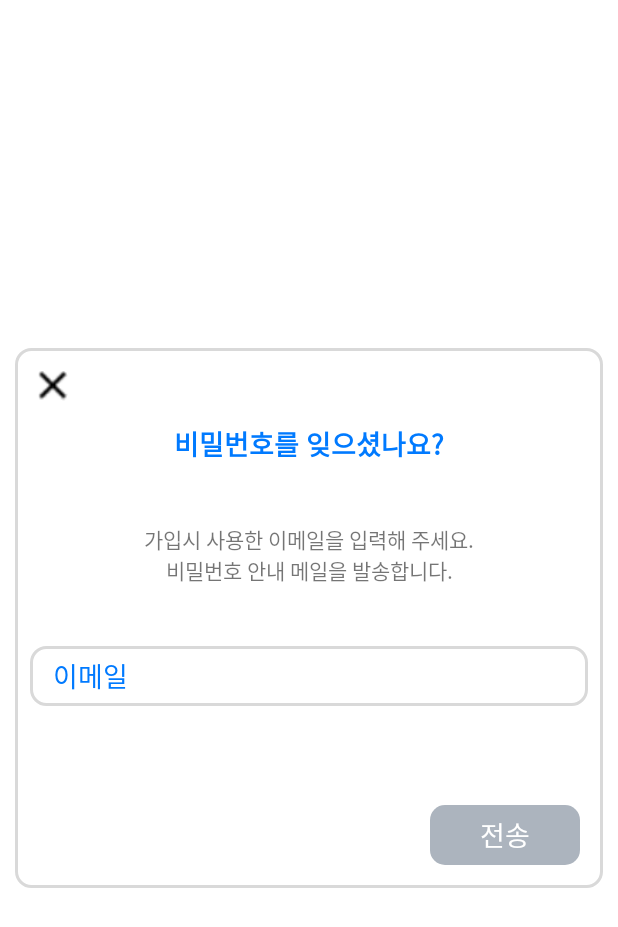
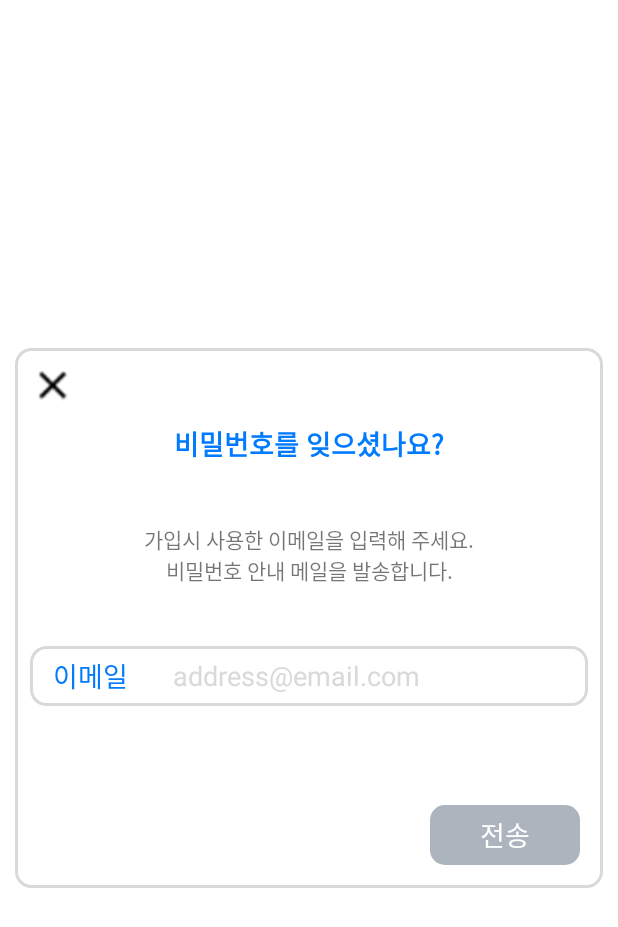
Before and after one commit to bqlab/osp-vestband, an Android app: the LoginActivity screen opened directly, with no data from a screen before it, after a tap on "비밀번호 찾기", on a phone screen of 412 x 824 dp. Shown: the top 927 px of the screen. Run offline under Robolectric (Android 15) with nearby library versions, the phone set to English and light mode, and no system bars.

Commit message:
Pwsearch done

```diff
--- a/app/build.gradle
+++ b/app/build.gradle
@@ -4,7 +4,7 @@ android {
     compileSdkVersion 28
     defaultConfig {
         applicationId "app.bqlab.vestband"
-        minSdkVersion 21
+        minSdkVersion 26
         targetSdkVersion 28
         versionCode 1
         versionName "1.0"
--- a/app/src/main/res/layout/layout_pwsearch.xml
+++ b/app/src/main/res/layout/layout_pwsearch.xml
@@ -11,6 +11,7 @@
     tools:context=".PwsearchLayout">
 
     <Button
+        android:id="@+id/pwsearch_close"
         android:layout_width="20dp"
         android:layout_height="20dp"
         android:layout_alignParentStart="true"
@@ -54,7 +55,7 @@
         android:orientation="horizontal">
 
         <TextView
-            android:layout_width="125dp"
+            android:layout_width="wrap_content"
             android:layout_height="wrap_content"
             android:paddingLeft="15dp"
             android:paddingRight="30dp"
@@ -64,13 +65,10 @@
             tools:ignore="RtlHardcoded" />
 
         <EditText
-            android:id="@+id/pwsearch_hint"
+            android:id="@+id/pwsearch_email"
             android:layout_width="match_parent"
-            android:layout_height="40dp"
-            android:layout_marginStart="10dp"
-            android:layout_marginTop="40dp"
-            android:layout_marginEnd="10dp"
-            android:background="@drawable/app_button_white"
+            android:layout_height="wrap_content"
+            android:background="@null"
             android:hint="@string/pwsearch_email_hint"
             android:inputType="textEmailAddress"
             android:textColorHint="@color/colorWhiteDark" />
@@ -85,6 +83,7 @@
         android:layout_alignParentBottom="true"
         android:layout_margin="15dp"
         android:background="@drawable/app_button_gray"
+        android:focusable="true"
         android:text="@string/pwsearch_send"
         android:textColor="@color/colorWhite"
         android:textSize="18sp" />
```
Also changed, not shown: app/src/main/java/app/bqlab/vestband/PwsearchLayout.java (+22 -0 lines), 1 other file.
